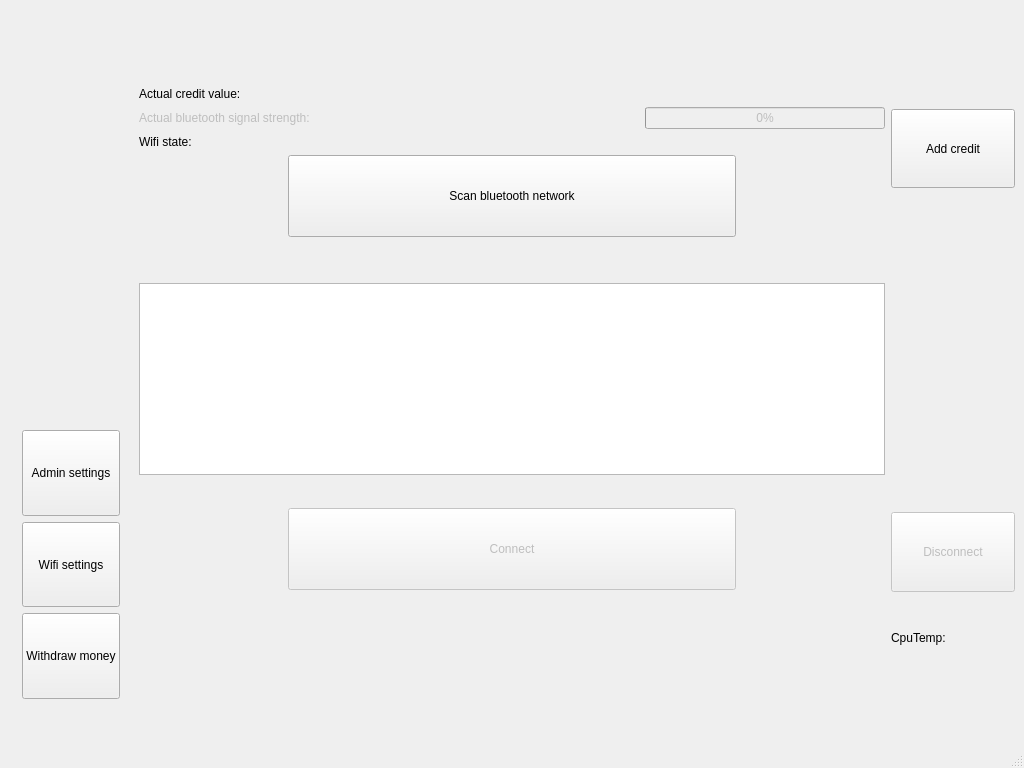
Old version of the form blue-app/ui/MainWindow.ui in the repository matus-u/sz-bluetooth.
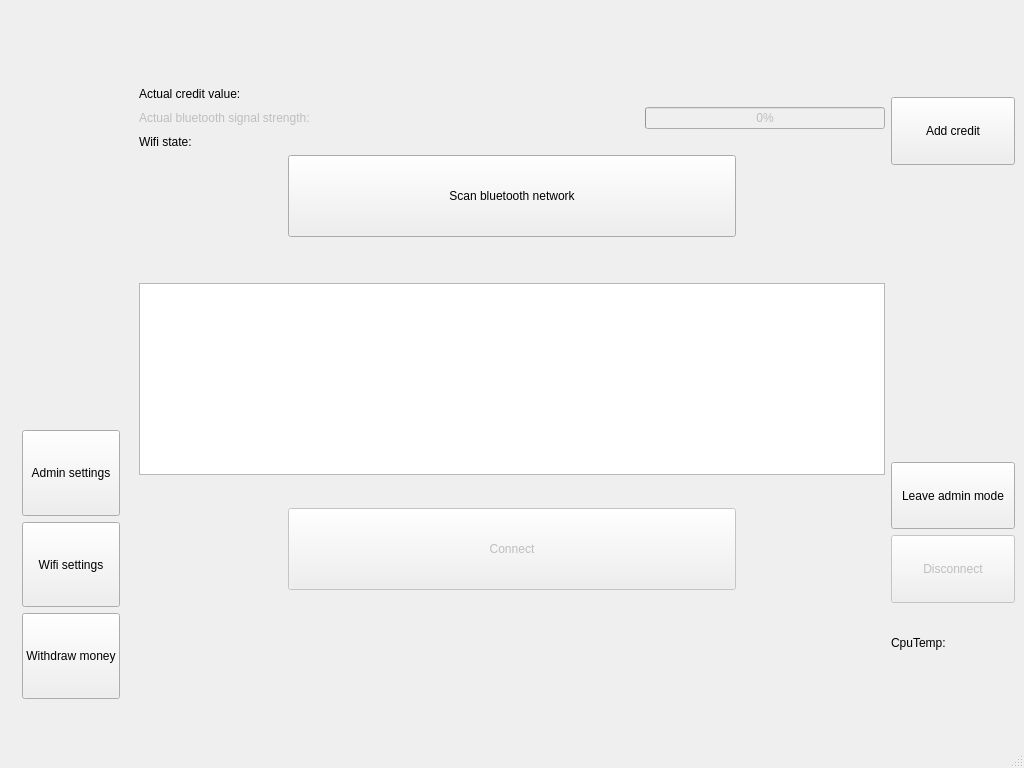
New version of the form.

Commit message: implement admin mode tracker

Patch:
```diff
--- a/blue-app/ui/MainWindow.ui
+++ b/blue-app/ui/MainWindow.ui
@@ -464,7 +464,7 @@
      </layout>
     </item>
     <item>
-     <layout class="QVBoxLayout" name="verticalLayout_2" stretch="0,1,1,4,1,1,0,0">
+     <layout class="QVBoxLayout" name="verticalLayout_2" stretch="0,1,1,4,0,1,1,1,0,0">
       <item>
        <spacer name="horizontalSpacer_6">
         <property name="orientation">
@@ -520,6 +520,26 @@
         </property>
        </spacer>
       </item>
+      <item>
+       <widget class="QLabel" name="adminLeaveLabel">
+        <property name="text">
+         <string/>
+        </property>
+       </widget>
+      </item>
+      <item>
+       <widget class="QPushButton" name="leaveAdminButton">
+        <property name="sizePolicy">
+         <sizepolicy hsizetype="Minimum" vsizetype="Minimum">
+          <horstretch>0</horstretch>
+          <verstretch>0</verstretch>
+         </sizepolicy>
+        </property>
+        <property name="text">
+         <string>Leave admin mode</string>
+        </property>
+       </widget>
+      </item>
       <item>
        <widget class="QPushButton" name="disconnectButton">
         <property name="enabled">
```
The commit also changes 3 other files.
